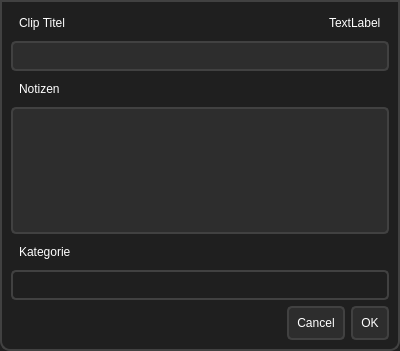
maxwernz/Video-Analyse, file clip_handler.ui: the form before one commit.
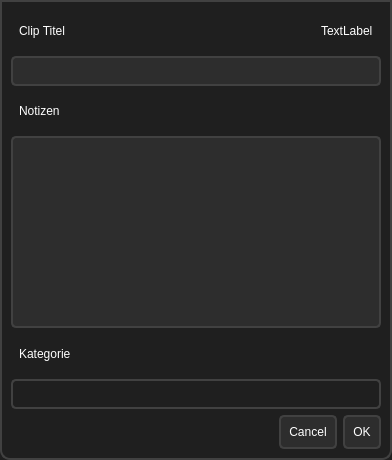
The form after the commit. Icons and pictures are not drawn.

Commit message: Clip handler appear below tree

What changed in the file:
```diff
--- a/clip_handler.ui
+++ b/clip_handler.ui
@@ -2,14 +2,23 @@
 <ui version="4.0">
  <class>Dialog</class>
  <widget class="QDialog" name="Dialog">
+  <property name="enabled">
+   <bool>true</bool>
+  </property>
   <property name="geometry">
    <rect>
     <x>0</x>
     <y>0</y>
-    <width>400</width>
-    <height>351</height>
+    <width>392</width>
+    <height>460</height>
    </rect>
   </property>
+  <property name="sizePolicy">
+   <sizepolicy hsizetype="Preferred" vsizetype="Minimum">
+    <horstretch>0</horstretch>
+    <verstretch>0</verstretch>
+   </sizepolicy>
+  </property>
   <property name="windowTitle">
    <string>Dialog</string>
   </property>
@@ -99,6 +108,42 @@
     background-color: rgb(100, 100, 100); /* Darker background on press */
     border: 2px solid rgb(80, 80, 80);
 }
+
+QPushButton:disabled {
+    background-color: rgb(60, 60, 60); /* Darker background when disabled */
+    color: rgb(100, 100, 100); /* Light gray text for disabled state */
+    border: 2px solid rgb(80, 80, 80); /* Lighter border when disabled */
+}
+
+QMenu {
+	background-color: rgb(178, 178, 178); /* Background color of the menu */
+	border: 1px solid #C0C0C0; /* Light gray border */
+	padding: 5px; /* Padding around menu */
+	border-radius: 8px; /* Large border radius */
+	font: 14px;
+}
+
+QMenu::item:disabled {
+	color: rgb(120, 120, 120);
+}
+
+QMenu::item {
+	padding: 2px 4px; /* Padding for menu items */
+	color: #333; /* Text color */
+}
+
+QMenu::item:selected {
+    	background-color: #007AFF; /* Selected item background color */
+    	color: white; /* Selected item text color */
+ 	border-radius: 4px; /* Large border radius for selected items */
+}
+
+QMenu::separator {
+	height: 1px; /* Height of the separator */
+   	background-color: #C0C0C0; /* Color of the separator */
+    	margin: 5px 0; /* Margin around separator */
+ }
+        
 </string>
   </property>
   <layout class="QVBoxLayout" name="verticalLayout">
@@ -144,7 +189,20 @@
     </widget>
    </item>
    <item>
-    <widget class="QTextEdit" name="notesText"/>
+    <widget class="QTextEdit" name="notesText">
+     <property name="sizePolicy">
+      <sizepolicy hsizetype="Preferred" vsizetype="Minimum">
+       <horstretch>0</horstretch>
+       <verstretch>0</verstretch>
+      </sizepolicy>
+     </property>
+     <property name="minimumSize">
+      <size>
+       <width>0</width>
+       <height>50</height>
+      </size>
+     </property>
+    </widget>
    </item>
    <item>
     <widget class="QLabel" name="label">
@@ -184,6 +242,9 @@
      </item>
      <item>
       <widget class="QPushButton" name="acceptButton">
+       <property name="enabled">
+        <bool>true</bool>
+       </property>
        <property name="text">
         <string>OK</string>
        </property>
```
Left out of the diff: 3 changed lines with no effect on the pictures. The commit also changes 7 other files.
